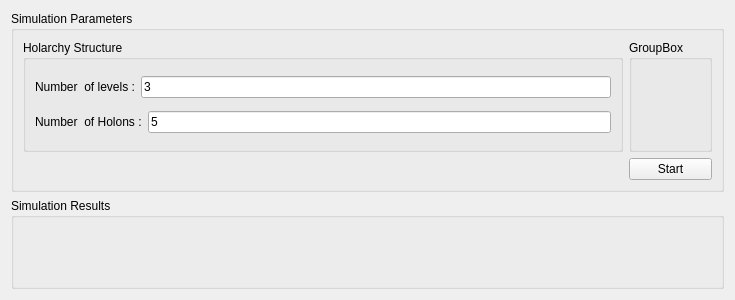
Above: Holonic_Simulation/Simulation/Simulation.ui from nejatafshar/Holonic-Simulation before the change. Below: the same form after it.
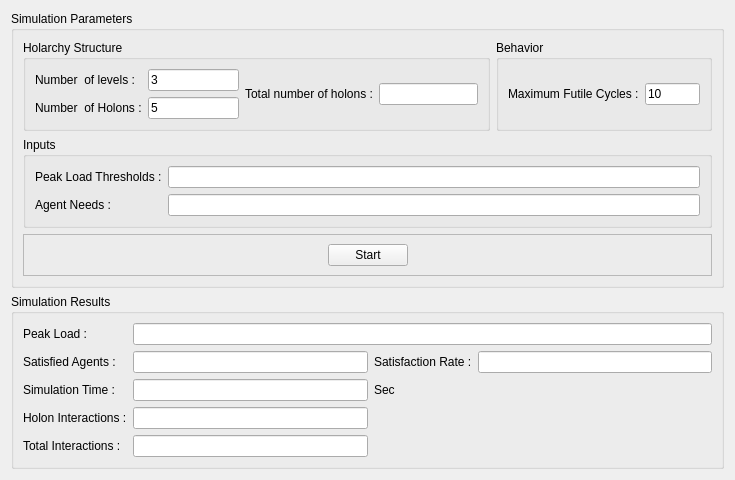
That is the form after the change.

Commit message: Input and output parameters designed in form

```diff
--- a/Holonic_Simulation/Simulation/Simulation.ui
+++ b/Holonic_Simulation/Simulation/Simulation.ui
@@ -7,21 +7,9 @@
     <x>0</x>
     <y>0</y>
     <width>735</width>
-    <height>300</height>
+    <height>443</height>
    </rect>
   </property>
-  <property name="minimumSize">
-   <size>
-    <width>0</width>
-    <height>300</height>
-   </size>
-  </property>
-  <property name="maximumSize">
-   <size>
-    <width>16777215</width>
-    <height>300</height>
-   </size>
-  </property>
   <layout class="QGridLayout">
    <item row="0" column="0" rowspan="2" colspan="2">
     <widget class="QGroupBox" name="groupBox">
@@ -29,19 +17,26 @@
       <string>Simulation Parameters</string>
      </property>
      <layout class="QGridLayout" name="Layout">
-      <item row="0" column="1" rowspan="2">
-       <widget class="QGroupBox" name="groupBox_3">
-        <property name="title">
-         <string>GroupBox</string>
-        </property>
-       </widget>
-      </item>
       <item row="0" column="0" rowspan="2">
        <widget class="QGroupBox" name="groupBox_2">
         <property name="title">
          <string>Holarchy Structure</string>
         </property>
         <layout class="QGridLayout" name="gridLayout">
+         <item row="1" column="1" colspan="2">
+          <widget class="QLineEdit" name="holons_lineEdit">
+           <property name="text">
+            <string>5</string>
+           </property>
+          </widget>
+         </item>
+         <item row="1" column="0">
+          <widget class="QLabel" name="label_2">
+           <property name="text">
+            <string>Number  of Holons :</string>
+           </property>
+          </widget>
+         </item>
          <item row="0" column="0">
           <widget class="QLabel" name="label">
            <property name="text">
@@ -56,41 +51,129 @@
            </property>
           </widget>
          </item>
-         <item row="1" column="0" colspan="2">
-          <widget class="QLabel" name="label_2">
+         <item row="0" column="4" rowspan="2">
+          <widget class="QLabel" name="label_13">
            <property name="text">
-            <string>Number  of Holons :</string>
+            <string>Total number of holons :</string>
            </property>
           </widget>
+         </item>
+         <item row="0" column="5" rowspan="2">
+          <widget class="QLineEdit" name="totalHolons_lineEdit">
+           <property name="text">
+            <string/>
+           </property>
+           <property name="readOnly">
+            <bool>true</bool>
+           </property>
+          </widget>
+         </item>
+        </layout>
+       </widget>
+      </item>
+      <item row="0" column="1" rowspan="2" colspan="2">
+       <widget class="QGroupBox" name="groupBox_3">
+        <property name="title">
+         <string>Behavior</string>
+        </property>
+        <layout class="QGridLayout" name="gridLayout_3">
+         <item row="0" column="0">
+          <widget class="QLabel" name="label_6">
+           <property name="text">
+            <string>Maximum Futile Cycles :</string>
+           </property>
+          </widget>
+         </item>
+         <item row="0" column="1">
+          <widget class="QLineEdit" name="maxCycles_lineEdit">
+           <property name="text">
+            <string>10</string>
+           </property>
+          </widget>
+         </item>
+        </layout>
+       </widget>
+      </item>
+      <item row="5" column="0" colspan="3">
+       <widget class="QFrame" name="frame">
+        <property name="frameShape">
+         <enum>QFrame::StyledPanel</enum>
+        </property>
+        <property name="frameShadow">
+         <enum>QFrame::Raised</enum>
+        </property>
+        <layout class="QGridLayout" name="gridLayout_4">
+         <item row="1" column="1">
+          <widget class="QPushButton" name="startBut">
+           <property name="text">
+            <string>Start</string>
+           </property>
+          </widget>
+         </item>
+         <item row="1" column="0">
+          <spacer name="horizontalSpacer_3">
+           <property name="orientation">
+            <enum>Qt::Horizontal</enum>
+           </property>
+           <property name="sizeHint" stdset="0">
+            <size>
+             <width>40</width>
+             <height>20</height>
+            </size>
+           </property>
+          </spacer>
          </item>
          <item row="1" column="2">
-          <widget class="QLineEdit" name="holons_lineEdit">
-           <property name="text">
-            <string>5</string>
+          <spacer name="horizontalSpacer">
+           <property name="orientation">
+            <enum>Qt::Horizontal</enum>
            </property>
-          </widget>
+           <property name="sizeHint" stdset="0">
+            <size>
+             <width>40</width>
+             <height>20</height>
+            </size>
+           </property>
+          </spacer>
          </item>
         </layout>
        </widget>
       </item>
-      <item row="2" column="0">
-       <spacer name="horizontalSpacer">
-        <property name="orientation">
-         <enum>Qt::Horizontal</enum>
+      <item row="4" column="0" colspan="3">
+       <widget class="QGroupBox" name="groupBox_5">
+        <property name="title">
+         <string>Inputs</string>
         </property>
-        <property name="sizeHint" stdset="0">
-         <size>
-          <width>40</width>
-          <height>20</height>
-         </size>
-        </property>
-       </spacer>
-      </item>
-      <item row="2" column="1">
-       <widget class="QPushButton" name="startBut">
-        <property name="text">
-         <string>Start</string>
-        </property>
+        <layout class="QGridLayout" name="gridLayout_5">
+         <item row="0" column="0">
+          <widget class="QLabel" name="label_9">
+           <property name="text">
+            <string>Peak Load Thresholds :</string>
+           </property>
+          </widget>
+         </item>
+         <item row="0" column="1">
+          <widget class="QLineEdit" name="peakLoadThresholds_lineEdit">
+           <property name="text">
+            <string/>
+           </property>
+          </widget>
+         </item>
+         <item row="2" column="1">
+          <widget class="QLineEdit" name="agentNeeds_lineEdit">
+           <property name="text">
+            <string/>
+           </property>
+          </widget>
+         </item>
+         <item row="2" column="0">
+          <widget class="QLabel" name="label_10">
+           <property name="text">
+            <string>Agent Needs :</string>
+           </property>
+          </widget>
+         </item>
+        </layout>
        </widget>
       </item>
      </layout>
@@ -101,6 +184,117 @@
      <property name="title">
       <string>Simulation Results</string>
      </property>
+     <layout class="QGridLayout" name="gridLayout_2">
+      <item row="3" column="2">
+       <widget class="QLabel" name="label_5">
+        <property name="text">
+         <string>Sec</string>
+        </property>
+       </widget>
+      </item>
+      <item row="3" column="1">
+       <widget class="QLineEdit" name="simulationTime_lineEdit">
+        <property name="text">
+         <string/>
+        </property>
+        <property name="readOnly">
+         <bool>true</bool>
+        </property>
+       </widget>
+      </item>
+      <item row="0" column="0">
+       <widget class="QLabel" name="label_3">
+        <property name="text">
+         <string>Peak Load :</string>
+        </property>
+       </widget>
+      </item>
+      <item row="3" column="0">
+       <widget class="QLabel" name="label_4">
+        <property name="text">
+         <string>Simulation Time :</string>
+        </property>
+       </widget>
+      </item>
+      <item row="4" column="0">
+       <widget class="QLabel" name="label_7">
+        <property name="text">
+         <string>Holon Interactions :</string>
+        </property>
+       </widget>
+      </item>
+      <item row="4" column="1">
+       <widget class="QLineEdit" name="holonInteractions_lineEdit">
+        <property name="text">
+         <string/>
+        </property>
+        <property name="readOnly">
+         <bool>true</bool>
+        </property>
+       </widget>
+      </item>
+      <item row="0" column="1" colspan="3">
+       <widget class="QLineEdit" name="peakLoad_lineEdit">
+        <property name="text">
+         <string/>
+        </property>
+        <property name="readOnly">
+         <bool>true</bool>
+        </property>
+       </widget>
+      </item>
+      <item row="6" column="0">
+       <widget class="QLabel" name="label_8">
+        <property name="text">
+         <string>Total Interactions :</string>
+        </property>
+       </widget>
+      </item>
+      <item row="6" column="1">
+       <widget class="QLineEdit" name="totalInteractions_lineEdit">
+        <property name="text">
+         <string/>
+        </property>
+        <property name="readOnly">
+         <bool>true</bool>
+        </property>
+       </widget>
+      </item>
+      <item row="2" column="0">
+       <widget class="QLabel" name="label_11">
+        <property name="text">
+         <string>Satisfied Agents :</string>
+        </property>
+       </widget>
+      </item>
+      <item row="2" column="1">
+       <widget class="QLineEdit" name="satisfiedAgents_lineEdit">
+        <property name="text">
+         <string/>
+        </property>
+        <property name="readOnly">
+         <bool>true</bool>
+        </property>
+       </widget>
+      </item>
+      <item row="2" column="3">
+       <widget class="QLineEdit" name="SatisfactionRate_lineEdit">
+        <property name="text">
+         <string/>
+        </property>
+        <property name="readOnly">
+         <bool>true</bool>
+        </property>
+       </widget>
+      </item>
+      <item row="2" column="2">
+       <widget class="QLabel" name="label_12">
+        <property name="text">
+         <string>Satisfaction Rate :</string>
+        </property>
+       </widget>
+      </item>
+     </layout>
     </widget>
    </item>
   </layout>
```
